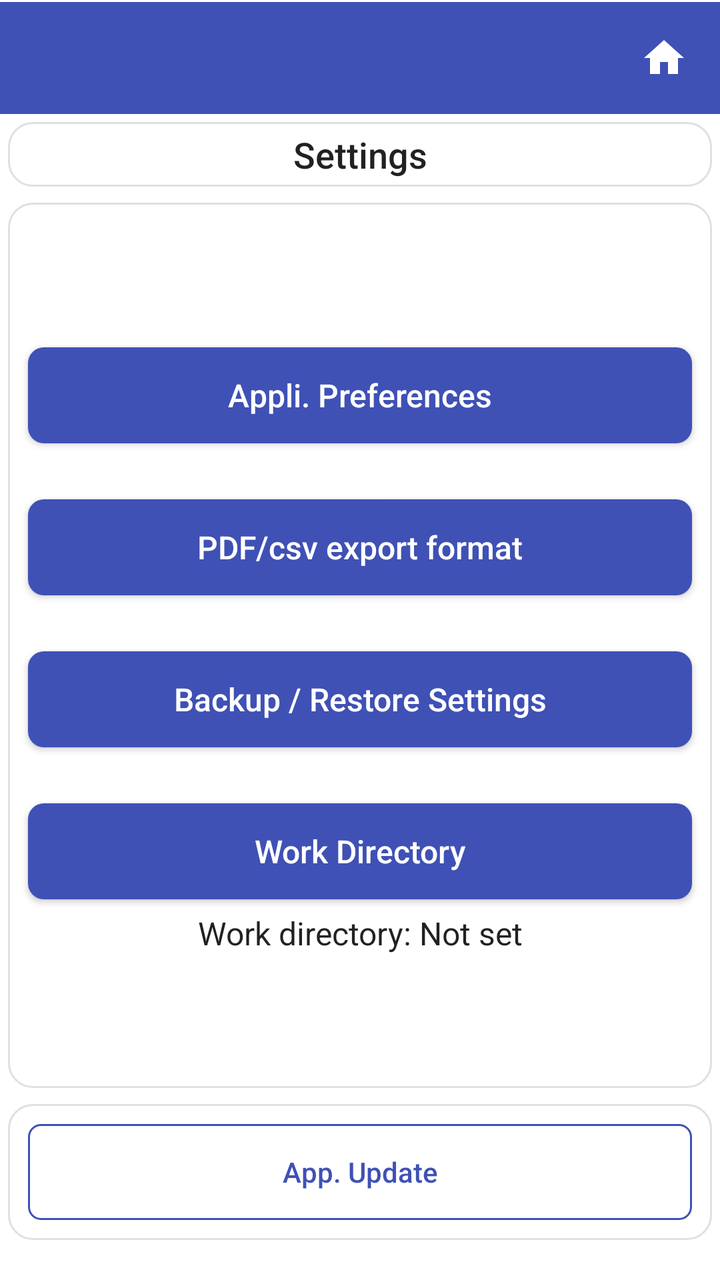
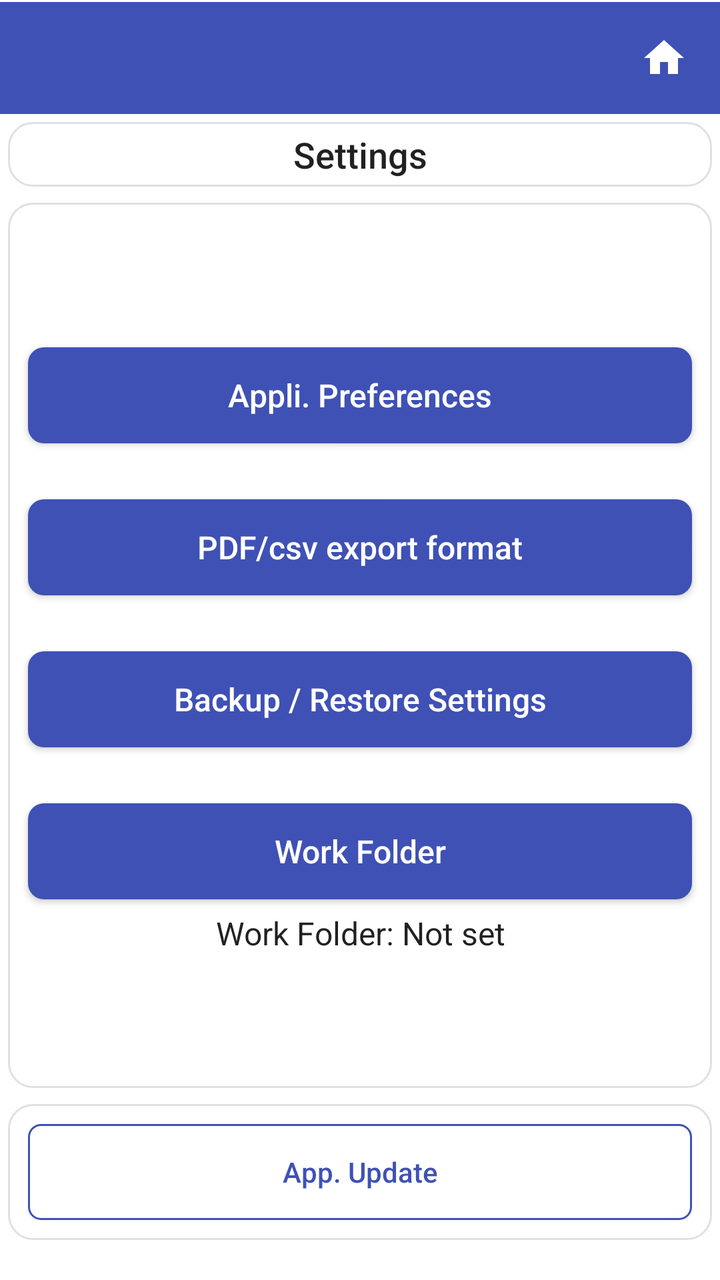

Compare the two renders of this Android layout. The source of the first and the diff that turns it into the second are given below.
<!-- AndroidManifest.xml: application theme Theme.StripToLogbook.View -->
<!-- res/layout/activity_settings.xml -->
<?xml version="1.0" encoding="utf-8"?>
<LinearLayout xmlns:android="http://schemas.android.com/apk/res/android"
    android:layout_width="match_parent"
    android:layout_height="match_parent"
    android:orientation="vertical"
    android:background="@color/surface"
    android:paddingBottom="16dp">

    
    <include layout="@layout/view_app_toolbar" />

    
    <LinearLayout
        style="@style/Card.Surface"
        android:layout_width="match_parent"
        android:layout_height="wrap_content"
        android:autoSizeTextType="uniform"
        android:gravity="center"
        android:orientation="vertical">

        <TextView
            style="@style/TextAppearance.AppCompat.Title"
            android:layout_width="match_parent"
            android:layout_height="wrap_content"
            android:gravity="center"
            android:text="Settings" />

    </LinearLayout>


    
    <ScrollView
        android:id="@+id/scroll_view"
        style="@style/Card.Surface"
        android:layout_width="match_parent"
        android:layout_height="0dp"
        android:layout_marginTop="6dp"
        android:layout_weight="1">

        <LinearLayout
            android:layout_width="match_parent"
            android:layout_height="wrap_content"
            android:layout_gravity="center"
            android:orientation="vertical">

            <Button
                android:id="@+id/btn_preferences"
                style="@style/PrimaryButtonStyle"
                android:layout_width="match_parent"
                android:layout_height="wrap_content"
                android:text="Appli. Preferences" />


            <Space
                android:layout_width="match_parent"
                android:layout_height="16dp" />

            <Button
                android:id="@+id/btn_export_format"
                style="@style/PrimaryButtonStyle"
                android:layout_width="match_parent"
                android:layout_height="wrap_content"
                android:text="PDF/csv export format" />

            <Space
                android:layout_width="match_parent"
                android:layout_height="16dp" />

            <Button
                android:id="@+id/btn_settings_backup"
                style="@style/PrimaryButtonStyle"
                android:layout_width="match_parent"
                android:layout_height="wrap_content"
                android:text="Backup / Restore Settings" />

            <Space
                android:layout_width="match_parent"
                android:layout_height="16dp" />

            <Button
                android:id="@+id/btn_work_directory"
                style="@style/PrimaryButtonStyle"
                android:layout_width="match_parent"
                android:layout_height="wrap_content"
                android:text="Work Directory" />

            <TextView
                android:id="@+id/txt_work_directory"
                style="@style/TextAppearance.AppCompat.Body1"
                android:layout_width="match_parent"
                android:layout_height="wrap_content"
                android:autoSizeTextType="uniform"
                android:gravity="center"
                android:text="Work directory: Not set" />

        </LinearLayout>
    </ScrollView>

    
    <LinearLayout
        style="@style/Card.Surface"
        android:layout_width="match_parent"
        android:layout_height="wrap_content"
        android:layout_marginBottom="30dp"
        android:gravity="center"
        android:orientation="horizontal">

        <Button
            android:id="@+id/btn_updates"
            style="@style/SecondaryButtonStyle"
            android:layout_width="match_parent"
            android:layout_height="wrap_content"
            android:text="App. Update" />


    </LinearLayout>

</LinearLayout>
<!-- res/layout/view_app_toolbar.xml (included above) -->
<?xml version="1.0" encoding="utf-8"?>
<LinearLayout xmlns:android="http://schemas.android.com/apk/res/android"
    android:id="@+id/toolbar_container"
    android:layout_width="match_parent"
    android:layout_height="wrap_content"
    android:orientation="vertical"
    android:background="@color/colorPrimary">

    <View
        android:id="@+id/status_bar_spacer"
        android:layout_width="match_parent"
        android:layout_height="0dp"
        android:background="@color/colorPrimary" />

    <View
        android:layout_width="match_parent"
        android:layout_height="1dp"
        android:background="@color/surface" />

    <LinearLayout
        android:layout_width="match_parent"
        android:layout_height="wrap_content"
        android:orientation="horizontal"
        android:gravity="center_vertical"
        android:background="@color/colorPrimary">

        <androidx.appcompat.widget.Toolbar
            android:id="@+id/toolbar"
            style="@style/ToolbarStyle"
            android:layout_width="0dp"
            android:layout_height="wrap_content"
            android:layout_weight="1"
            android:background="@color/colorPrimary"
            android:minHeight="?attr/actionBarSize" />

        <ImageButton
            android:id="@+id/btn_home"
            android:layout_width="?attr/actionBarSize"
            android:layout_height="?attr/actionBarSize"
            android:background="?attr/selectableItemBackgroundBorderless"
            android:contentDescription="Home"
            android:src="@drawable/ic_home" />
    </LinearLayout>
</LinearLayout>
<!-- resources referenced by this layout -->
<resources>
  <color name="colorPrimary">#3F51B5</color>
  <color name="surface">#FFFFFFFF</color>
  <style name="Card.Surface">
          <item name="android:background">@drawable/bg_card</item>
          <item name="android:padding">4dp</item>
          <item name="android:layout_margin">4dp</item>
      </style>
  <style name="TextAppearance.AppCompat.Body1" parent="TextAppearance.AppCompat">
          <item name="android:textSize">16sp</item>
          <item name="android:textColor">@color/text_primary</item>
          <item name="android:fontFamily">sans-serif</item>
      </style>
  <style name="TextAppearance.AppCompat.Title" parent="TextAppearance.AppCompat">
          <item name="android:textSize">18sp</item>
          <item name="android:textColor">@color/text_primary</item>
          <item name="android:fontFamily">sans-serif-medium</item>
      </style>
  <style name="ToolbarStyle" parent="Widget.AppCompat.Toolbar">
          <item name="android:background">@color/colorPrimary</item>
          <item name="titleTextAppearance">@style/ToolbarTitleStyle</item>
      </style>
  <!-- drawable bg_card (drawable) -->
  <?xml version="1.0" encoding="utf-8"?>
  <shape xmlns:android="http://schemas.android.com/apk/res/android">
      <solid android:color="@color/surface" />
      <corners android:radius="12dp" />
      <stroke android:width="1dp"
          android:color="@color/border" />
  </shape>
  <!-- drawable bg_button_primary (drawable) -->
  <?xml version="1.0" encoding="utf-8"?>
  <shape xmlns:android="http://schemas.android.com/apk/res/android">
      <solid android:color="@color/colorPrimary" />
      <corners android:radius="8dp" />
  </shape>
  <!-- drawable bg_button_secondary (drawable) -->
  <?xml version="1.0" encoding="utf-8"?>
  <shape xmlns:android="http://schemas.android.com/apk/res/android">
      <solid android:color="@android:color/transparent" />
      <stroke android:width="1dp" android:color="@color/colorPrimary" />
      <corners android:radius="6dp" />
  </shape>
  <color name="text_primary">#DE000000</color>
  <style name="ToolbarTitleStyle" parent="Widget.AppCompat.EditText">
          
          <item name="android:textColor">@color/surface</item>
          <item name="tint">@android:color/white</item>
      </style>
  <color name="purple_500">#FF6200EE</color>
  <color name="purple_700">#FF3700B3</color>
  <color name="teal_200">#FF03DAC5</color>
  <color name="dropdown_background">#FFFFFFFF</color>
  <style name="NoBackgroundTextView" parent="Widget.AppCompat.TextView">
          <item name="android:background">@null</item>
      </style>
  <style name="MyAutoCompleteTextViewStyle" parent="Widget.AppCompat.AutoCompleteTextView">
          <item name="android:textSize">16sp</item>
          <item name="android:textColor">@color/text_primary</item>
          <item name="android:fontFamily">sans-serif</item>
          <item name="android:popupBackground">@color/dropdown_background</item>
      </style>
  <style name="ToolbarNavButtonStyle" parent="Widget.AppCompat.Toolbar.Button.Navigation">
          <item name="android:tint">@color/surface</item>
      </style>
  <color name="border">#E0E0E0</color>
  <!-- drawable edittext_background (drawable) -->
  <selector xmlns:android="http://schemas.android.com/apk/res/android">
      <item android:state_enabled="false"
          android:drawable="@android:color/transparent" />
      <item android:drawable="@drawable/edittext_background_shape" />
  
  
  
  </selector>
  <!-- drawable edittext_background_shape (drawable) -->
  <shape xmlns:android="http://schemas.android.com/apk/res/android">
      <solid android:color="@color/edittext_background_color" />
      <corners android:radius="4dp" />
      
      <stroke android:width="1dp" android:color="@color/edittext_stroke_color" />
  </shape>
  <color name="edittext_background_color">#F5F5F5</color>
  <color name="edittext_stroke_color">#DDDDDD</color>
  <!-- unchanged entries left out for length: 5 -->
</resources>

<!-- the commit's change to res/layout/activity_settings.xml (unified diff, before → after) -->
@@ -78,20 +78,20 @@
                 android:layout_height="16dp" />
 
             <Button
-                android:id="@+id/btn_work_directory"
+                android:id="@+id/btn_work_folder"
                 style="@style/PrimaryButtonStyle"
                 android:layout_width="match_parent"
                 android:layout_height="wrap_content"
-                android:text="Work Directory" />
+                android:text="Work Folder" />
 
             <TextView
-                android:id="@+id/txt_work_directory"
+                android:id="@+id/txt_work_folder"
                 style="@style/TextAppearance.AppCompat.Body1"
                 android:layout_width="match_parent"
                 android:layout_height="wrap_content"
                 android:autoSizeTextType="uniform"
                 android:gravity="center"
-                android:text="Work directory: Not set" />
+                android:text="Work Folder: Not set" />
 
         </LinearLayout>
     </ScrollView>
